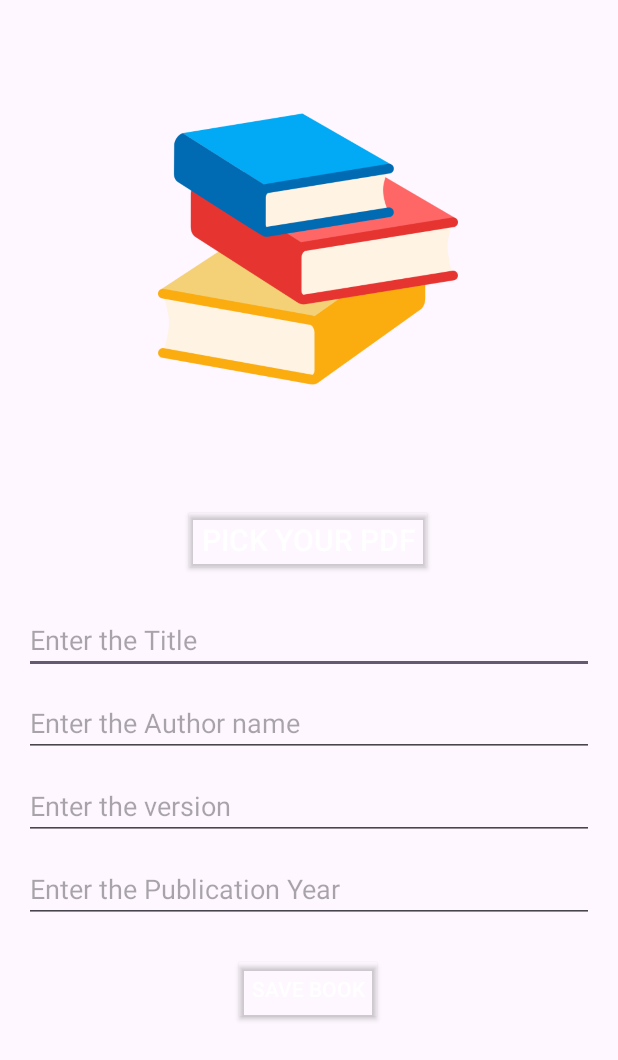
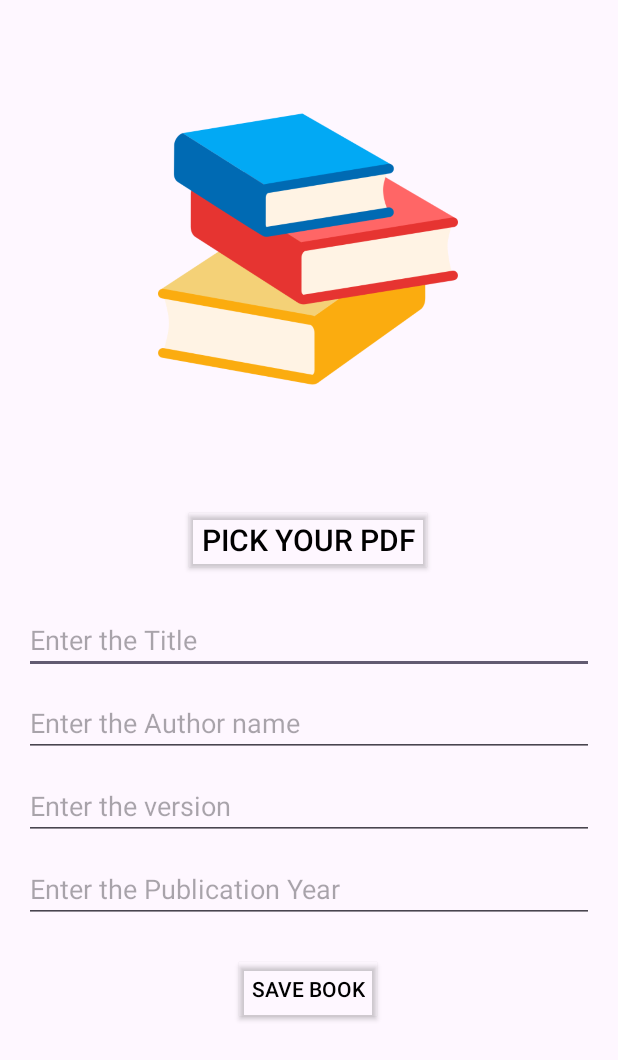
Before and after one commit to musfiqur552608/My-Pdf-Books, an Android app: the AddBookActivity screen opened directly, with no data from a screen before it, on a phone screen of 412 x 824 dp. Shown: the top 1060 px of the screen. Run offline under Robolectric (Android 15) with nearby library versions, the phone set to English and light mode, and no system bars; our stand-ins replace Room's generated code.

Commit message:
Now app can remember your pdf page number

```diff
--- a/app/src/main/java/com/freedu/mypdfbooks/database/BookDao.kt
+++ b/app/src/main/java/com/freedu/mypdfbooks/database/BookDao.kt
@@ -17,4 +17,7 @@ interface BookDao {
 
     @Query("SELECT * FROM books")
     fun  getAllBooks():LiveData<List<Book>>
+
+    @Query("UPDATE books SET lastPageRead = :page WHERE id = :bookId")
+    suspend fun updateLastReadPage(bookId: Int, page: Int)
 }
--- a/app/src/main/java/com/freedu/mypdfbooks/model/Book.kt
+++ b/app/src/main/java/com/freedu/mypdfbooks/model/Book.kt
@@ -12,5 +12,6 @@ data class Book(
     val version:String,
     val year:String,
     val imageUri:String,
-    val pdfUri:String
+    val pdfUri:String,
+    val lastPageRead: Int = 0
 )
--- a/app/src/main/java/com/freedu/mypdfbooks/repository/BookRepository.kt
+++ b/app/src/main/java/com/freedu/mypdfbooks/repository/BookRepository.kt
@@ -13,4 +13,8 @@ class BookRepository(private val dao:BookDao) {
     suspend fun delete(book: Book) {
         dao.delete(book)
     }
+
+    suspend fun updateLastPage(bookId: Int, page: Int) {
+        dao.updateLastReadPage(bookId, page)
+    }
 }
--- a/app/src/main/java/com/freedu/mypdfbooks/view/MainActivity.kt
+++ b/app/src/main/java/com/freedu/mypdfbooks/view/MainActivity.kt
@@ -47,6 +47,8 @@ class MainActivity : AppCompatActivity() {
             onClick = {
                 val intent = Intent(this, PdfViewerActivity::class.java)
                 intent.putExtra("pdfUri", it.pdfUri)
+                intent.putExtra("bookId", it.id)
+                intent.putExtra("lastPage", it.lastPageRead)
                 startActivity(intent)
             },
             onLongClick = {
--- a/app/src/main/java/com/freedu/mypdfbooks/viewmodel/BookViewModel.kt
+++ b/app/src/main/java/com/freedu/mypdfbooks/viewmodel/BookViewModel.kt
@@ -28,4 +28,8 @@ class BookViewModel(application: Application):AndroidViewModel(application) {
         repository.delete(book)
     }
 
+    fun updateLastPage(bookId: Int, page: Int) = viewModelScope.launch {
+        repository.updateLastPage(bookId, page)
+    }
+
 }
--- a/app/src/main/res/layout/activity_add_book.xml
+++ b/app/src/main/res/layout/activity_add_book.xml
@@ -30,15 +30,15 @@
             android:layout_marginTop="20dp"
             android:backgroundTint="#00000000"
             android:text="Pick Your Pdf"
-            android:textColor="@color/black"
             android:textSize="20sp"
             app:cornerRadius="10dp"
             app:icon="@drawable/upload"
-            app:iconTint="@color/black"
+            app:iconTint="@color/white"
             app:layout_constraintEnd_toEndOf="@+id/ivPickImage"
             app:layout_constraintStart_toStartOf="@+id/ivPickImage"
             app:layout_constraintTop_toBottomOf="@+id/ivPickImage"
-            app:strokeColor="@color/black"
+            android:textColor="@color/white"
+            app:strokeColor="@color/white"
             app:strokeWidth="1dp" />
 
         <EditText
@@ -91,13 +91,13 @@
             android:layout_height="wrap_content"
             android:backgroundTint="#00000000"
             android:text="Save Book"
-            android:textColor="@color/black"
+            android:textColor="@color/white"
             app:cornerRadius="10dp"
             android:layout_marginTop="20dp"
             app:layout_constraintEnd_toEndOf="@+id/etYear"
             app:layout_constraintStart_toStartOf="@+id/etYear"
             app:layout_constraintTop_toBottomOf="@+id/etYear"
-            app:strokeColor="@color/black"
+            app:strokeColor="@color/white"
             app:strokeWidth="1dp" />
 
 
```
Also changed, not shown: app/src/main/java/com/freedu/mypdfbooks/view/PdfViewerActivity.kt (+17 -0 lines).
